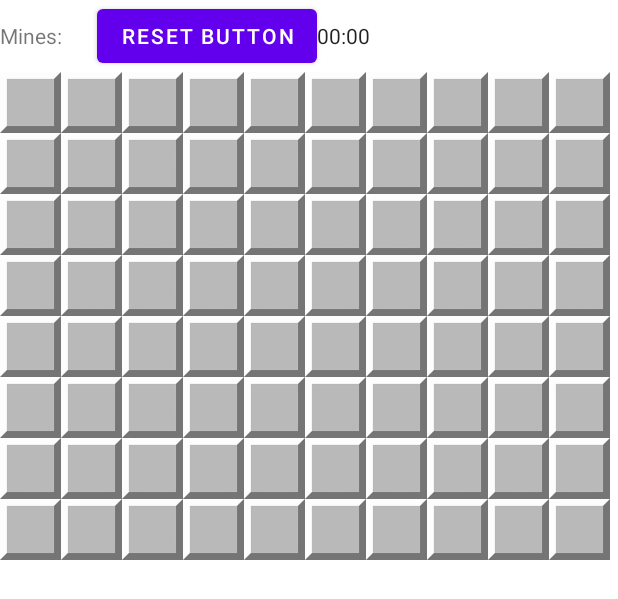
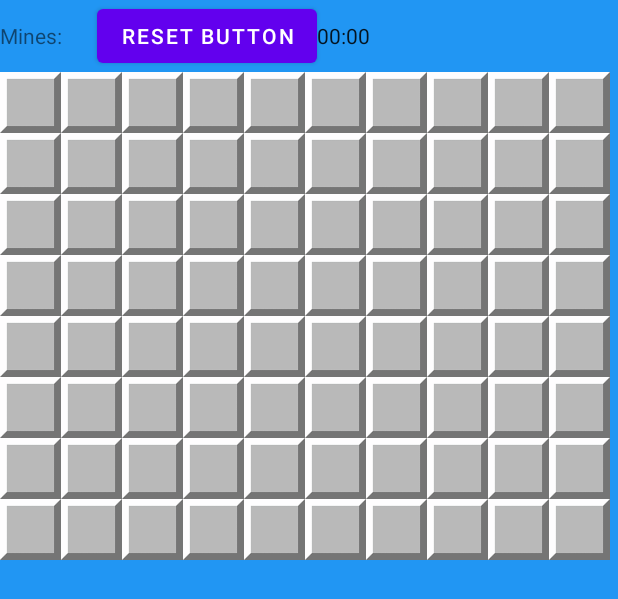
Before and after one commit to tuteleadan/ProiectSMA, an Android app: the layout activity_game.xml on its own in the app's theme, with its tools: preview values and no code run, on a phone screen of 412 x 824 dp. Shown: the top 599 px of the screen. Run offline under Robolectric (Android 15) with nearby library versions, the light colour scheme and no system bars.

Commit message:
it's alive, IT"S ALIVE!!!!!!!!!!!!!!!!!!

```diff
--- a/app/src/main/java/ro/poli/sma/proiectsma/pages/MainMenu.java
+++ b/app/src/main/java/ro/poli/sma/proiectsma/pages/MainMenu.java
@@ -29,9 +29,9 @@ public class MainMenu extends AppCompatActivity {
     }
 
     public void onPlayClick(android.view.View view){
-//        Intent tmp = new Intent(this, PlayActivity.class);
-//        tmp.putExtra("USER_FB_ID", "USR1");
-//        startActivity(tmp);
+        Intent tmp = new Intent(this, GameActivity.class);
+        tmp.putExtra("USER_FB_ID", user_id);
+        startActivity(tmp);
     }
 
     public void onStatsClick(android.view.View view){
--- a/app/src/main/java/ro/poli/sma/proiectsma/pages/PersonalPage.java
+++ b/app/src/main/java/ro/poli/sma/proiectsma/pages/PersonalPage.java
@@ -59,7 +59,6 @@ public class PersonalPage extends AppCompatActivity {
         };
 
         String crtUser = getIntent().getStringExtra("USER_FB_ID");
-        System.out.println("sssssssssssssssssssssssssssssssssssssssssssssssssssssssssssssssssssssssssssssssss " + crtUser);
 
         dbRef.child("users").child(crtUser).addListenerForSingleValueEvent(tmp);
 
--- a/app/src/main/res/layout/activity_game.xml
+++ b/app/src/main/res/layout/activity_game.xml
@@ -7,11 +7,15 @@
     tools:context=".pages.GameActivity">
 
 
-
     <LinearLayout
         android:layout_width="match_parent"
         android:layout_height="match_parent"
-        android:orientation="vertical" >
+        android:background="#2196F3"
+        android:orientation="vertical"
+        app:layout_constraintBottom_toBottomOf="parent"
+        app:layout_constraintEnd_toEndOf="parent"
+        app:layout_constraintStart_toStartOf="parent"
+        app:layout_constraintTop_toTopOf="parent">
 
         <LinearLayout
             android:layout_width="wrap_content"
@@ -29,8 +33,8 @@
                 android:layout_width="wrap_content"
                 android:layout_height="wrap_content"
                 android:baselineAligned="false"
-                android:text="Reset Button"
-                android:onClick="gameReset"/>
+                android:onClick="gameReset"
+                android:text="Reset Button" />
 
             <Chronometer
                 android:id="@+id/timp"
@@ -44,7 +48,6 @@
             android:id="@+id/minesweeperGridView"
             android:layout_width="match_parent"
             android:layout_height="wrap_content"
-            android:layout_centerHorizontal="true">
-        </ro.poli.sma.proiectsma.components.Grid>
+            android:layout_centerHorizontal="true"></ro.poli.sma.proiectsma.components.Grid>
     </LinearLayout>
 </androidx.constraintlayout.widget.ConstraintLayout>
```
Also changed, not shown: app/src/main/java/ro/poli/sma/proiectsma/Game.java (+49 -0 lines), app/src/main/java/ro/poli/sma/proiectsma/Score.java (deleted, +0 -12 lines), app/src/main/java/ro/poli/sma/proiectsma/pages/GameActivity.java (+9 -1 lines).
